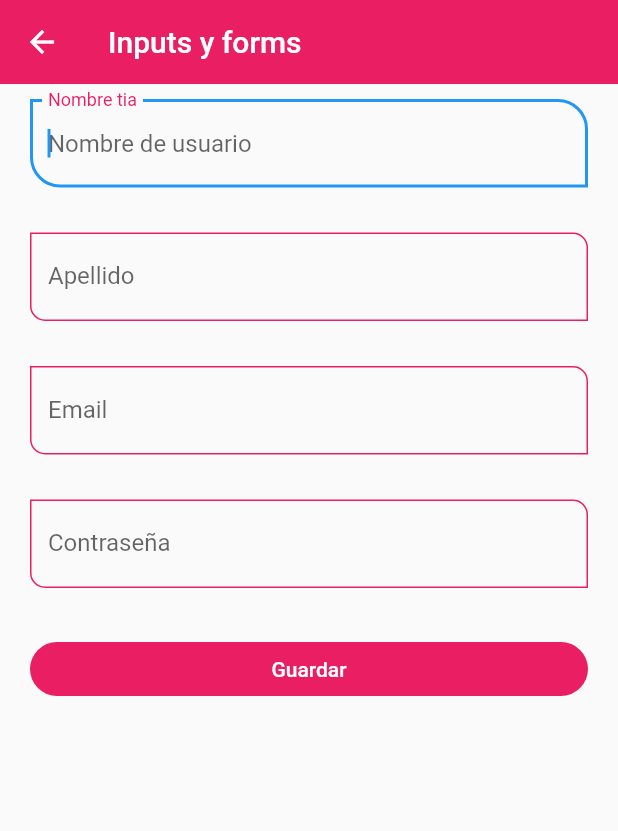
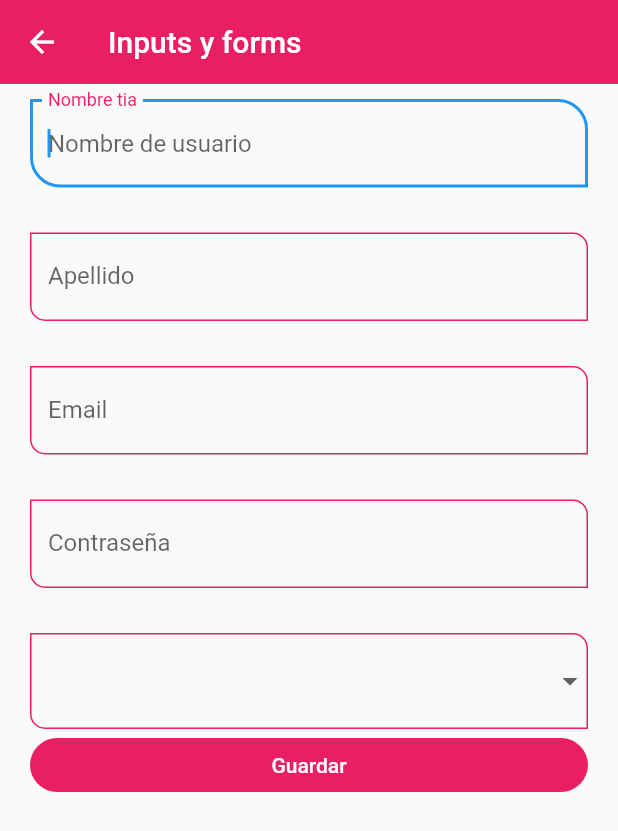
Before and after one commit to gradosj/flutter-componentes, a Flutter app: the InputsScreen screen opened by its route, on a phone screen of 412 x 824 dp. Shown: the top 831 px of the screen. Run offline on Flutter 3.47's test engine with Material 2 defaults, Android fonts, the phone set to English and light mode, and no system bars.

Commit message:
clase 122

```diff
--- a/lib/screens/inputs_screen.dart
+++ b/lib/screens/inputs_screen.dart
@@ -68,6 +68,19 @@ class InputsScreen extends StatelessWidget {
               const SizedBox(
                 height: 30,
               ),
+              DropdownButtonFormField<String>(
+                  items: const [
+                    DropdownMenuItem(value: 'Admin', child: Text('Admin')),
+                    DropdownMenuItem(
+                        value: 'SuperUser', child: Text('SuperUser')),
+                    DropdownMenuItem(
+                        value: 'Developver', child: Text('Developver')),
+                    DropdownMenuItem(value: 'Junior', child: Text('Junior')),
+                  ],
+                  onChanged: (value) {
+                    print(value);
+                    formValues['role'] = value ?? 'Admin';
+                  }),
               ElevatedButton(
                   onPressed: () {
                     FocusScope.of(context).requestFocus(FocusNode());
--- /dev/null
+++ b/lib/widgets/prueba.dart
@@ -0,0 +1,3 @@
+import 'package:flutter/material.dart';
+
+StatelessWidget
```
